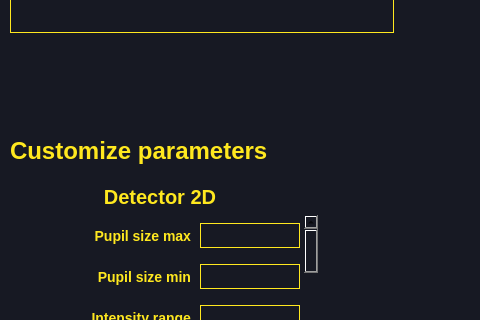
Old version of the form ui/main.ui in the repository MartinRapcan/EyeTracking; both pictures show x 0 to 480 and y 265 to 585 of the 1100 by 700 pixel window.
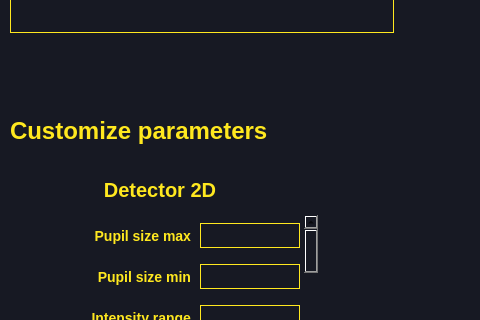
New version of the form.

Commit message: feat: added rest of the config and set it up

```diff
--- a/ui/main.ui
+++ b/ui/main.ui
@@ -218,7 +218,7 @@
    <property name="geometry">
     <rect>
      <x>10</x>
-     <y>390</y>
+     <y>370</y>
      <width>281</width>
      <height>51</height>
     </rect>
@@ -325,19 +325,22 @@
    </property>
   </widget>
   <widget class="QWidget" name="widget" native="true">
+   <property name="enabled">
+    <bool>true</bool>
+   </property>
    <property name="geometry">
     <rect>
      <x>0</x>
-     <y>450</y>
+     <y>430</y>
      <width>1100</width>
-     <height>250</height>
+     <height>270</height>
     </rect>
    </property>
    <widget class="QLabel" name="label_8">
     <property name="geometry">
      <rect>
       <x>10</x>
-      <y>0</y>
+      <y>10</y>
       <width>300</width>
       <height>30</height>
      </rect>
@@ -355,14 +358,14 @@
      <string>Detector 2D</string>
     </property>
     <property name="alignment">
-     <set>Qt::AlignHCenter|Qt::AlignTop</set>
+     <set>Qt::AlignCenter</set>
     </property>
    </widget>
    <widget class="QScrollArea" name="scrollArea">
     <property name="geometry">
      <rect>
       <x>10</x>
-      <y>30</y>
+      <y>50</y>
       <width>308</width>
       <height>211</height>
      </rect>
```
The commit also changes 2 other files.
